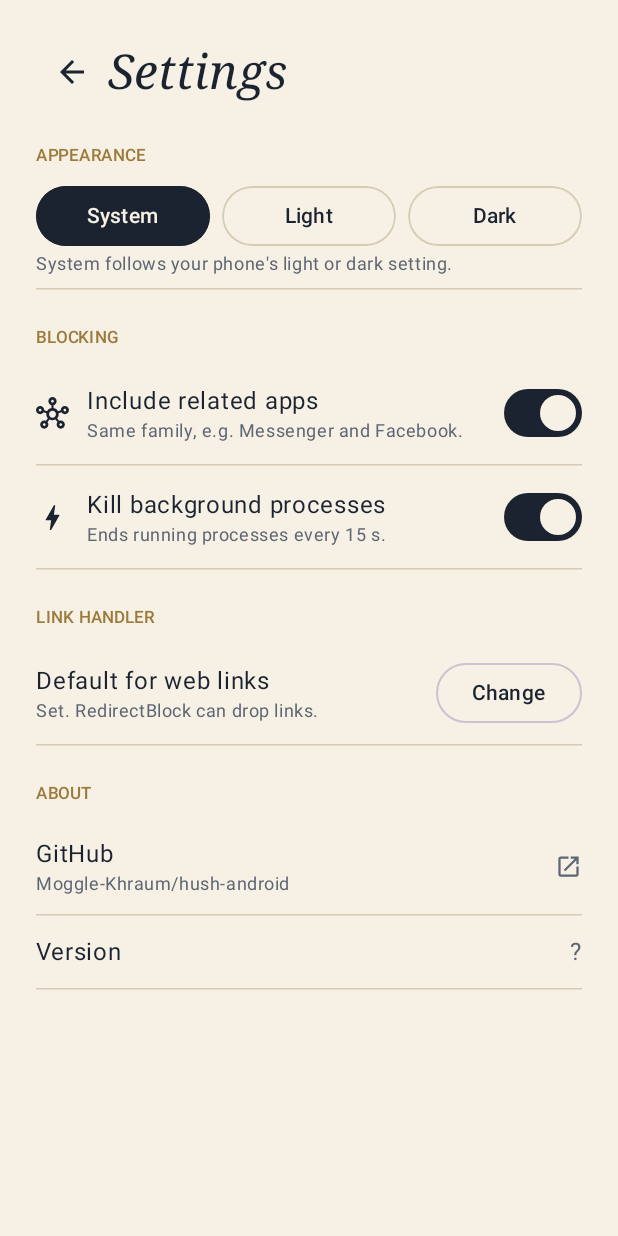
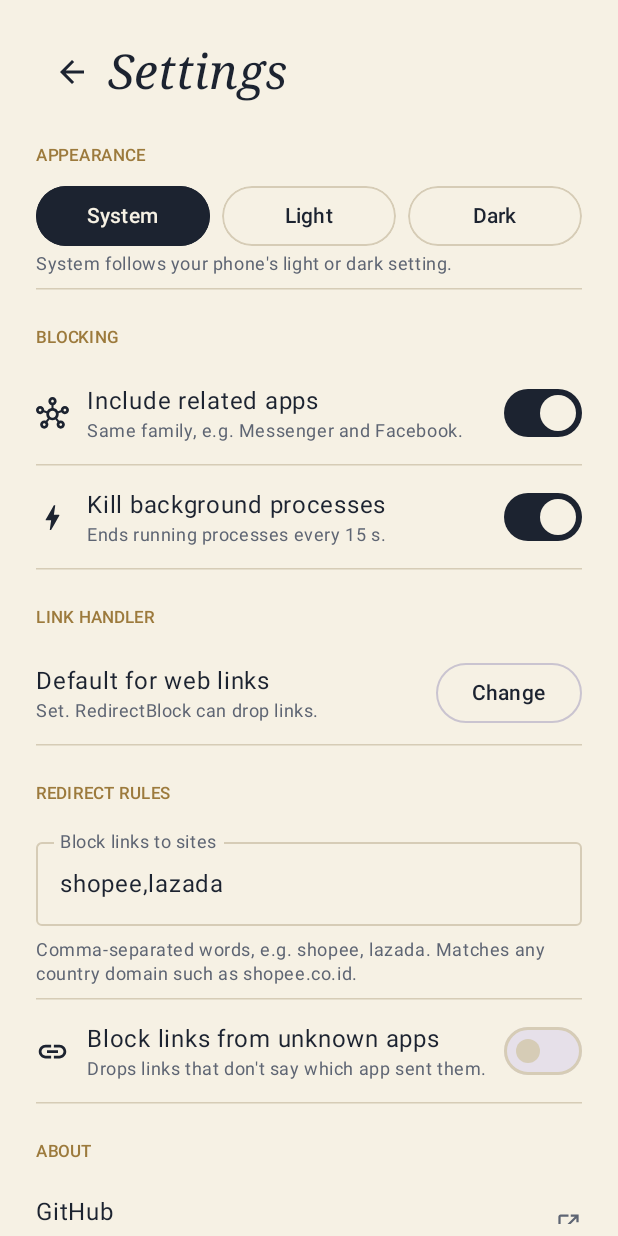
Before and after one commit to Moggle-Khraum/hush-android, an Android app built with Jetpack Compose: the screen it shows after launch (MainActivity), after a tap on "Settings", on a phone screen of 412 x 824 dp. Run offline under Robolectric (Android 15) with nearby library versions, the phone set to English and light mode, and no system bars.

Commit message:
Add redirect rules: site-word blocklist and unknown-sender option
- Drop web links whose host contains a configured word (default: shopee, lazada),
  so country domains such as shopee.co.id are covered
- Optional: drop links whose sender Android does not report
- Both apply only while RedirectBlock is on; editable in Settings

```diff
--- a/app/src/main/java/com/mogglestone/hush/MainActivity.kt
+++ b/app/src/main/java/com/mogglestone/hush/MainActivity.kt
@@ -276,6 +276,42 @@ class MainActivity : ComponentActivity() {
                             Text(if (linked) "Change" else "Set up", color = ink())
                         }
                     }
+                    HorizontalDivider(color = hairline())
+                }
+
+                item { SectionLabel("Redirect rules") }
+                item {
+                    var sites by remember { mutableStateOf(Prefs.redirectSitesRaw(this@MainActivity)) }
+                    OutlinedTextField(
+                        value = sites,
+                        onValueChange = {
+                            sites = it
+                            Prefs.setRedirectSitesRaw(this@MainActivity, it)
+                        },
+                        label = { Text("Block links to sites") },
+                        singleLine = true,
+                        modifier = Modifier
+                            .fillMaxWidth()
+                            .padding(vertical = 8.dp)
+                    )
+                    Text(
+                        "Comma-separated words, e.g. shopee, lazada. Matches any country domain such as shopee.co.id.",
+                        style = MaterialTheme.typography.bodySmall,
+                        color = inkSoft(),
+                        modifier = Modifier.padding(bottom = 8.dp)
+                    )
+                    HorizontalDivider(color = hairline())
+                    var unknown by remember { mutableStateOf(Prefs.redirectUnknown(this@MainActivity)) }
+                    SettingRow(
+                        icon = Icons.Outlined.Link,
+                        title = "Block links from unknown apps",
+                        caption = "Drops links that don't say which app sent them.",
+                        checked = unknown,
+                        onChecked = {
+                            unknown = it
+                            Prefs.setRedirectUnknown(this@MainActivity, it)
+                        }
+                    )
                     HorizontalDivider(color = hairline())
                 }
 
--- a/app/src/main/java/com/mogglestone/hush/Prefs.kt
+++ b/app/src/main/java/com/mogglestone/hush/Prefs.kt
@@ -12,6 +12,9 @@ object Prefs {
     private const val KEY_RELATED = "include_related"
     private const val KEY_KILL = "kill_processes"
     private const val KEY_THEME = "theme_mode"
+    private const val KEY_REDIRECT_SITES = "redirect_sites"
+    private const val KEY_REDIRECT_UNKNOWN = "redirect_unknown"
+    const val DEFAULT_SITES = "shopee,lazada"
 
     const val THEME_SYSTEM = "system"
     const val THEME_LIGHT = "light"
@@ -67,4 +70,23 @@ object Prefs {
     fun setThemeMode(c: Context, mode: String) {
         sp(c).edit().putString(KEY_THEME, mode).apply()
     }
+
+    /** Raw text the user typed, e.g. "shopee, lazada". */
+    fun redirectSitesRaw(c: Context): String =
+        sp(c).getString(KEY_REDIRECT_SITES, DEFAULT_SITES) ?: DEFAULT_SITES
+
+    fun setRedirectSitesRaw(c: Context, text: String) {
+        sp(c).edit().putString(KEY_REDIRECT_SITES, text).apply()
+    }
+
+    /** Words to match against each domain label, lowercased. */
+    fun redirectSites(c: Context): Set<String> =
+        redirectSitesRaw(c).split(",").map { it.trim().lowercase() }.filter { it.isNotEmpty() }.toSet()
+
+    /** Also drop links whose sender Android doesn't report. */
+    fun redirectUnknown(c: Context): Boolean = sp(c).getBoolean(KEY_REDIRECT_UNKNOWN, false)
+
+    fun setRedirectUnknown(c: Context, value: Boolean) {
+        sp(c).edit().putBoolean(KEY_REDIRECT_UNKNOWN, value).apply()
+    }
 }
```
Also changed, not shown: app/src/main/java/com/mogglestone/hush/RedirectActivity.kt (+23 -7 lines).
